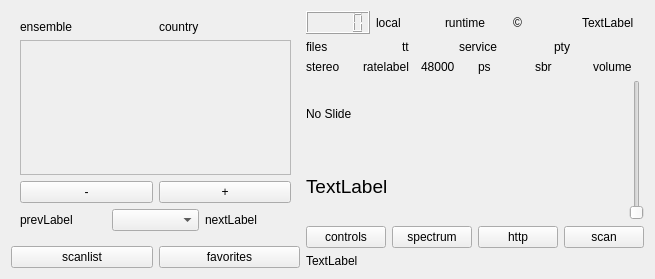
First picture: the form in qt-dab-RC/forms-v7/dabradio-6.ui, repository JvanKatwijk/qt-dab, before the edit.
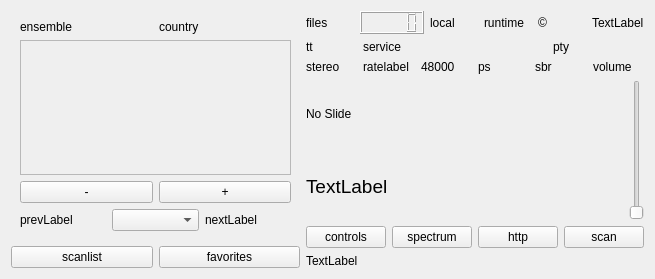
Second picture: the form after the edit. Custom widgets are drawn as their Qt base class.

Commit message: char* to long string in W

What changed in the file:
```diff
--- a/qt-dab-RC/forms-v7/dabradio-6.ui
+++ b/qt-dab-RC/forms-v7/dabradio-6.ui
@@ -151,6 +151,16 @@
     <layout class="QVBoxLayout" name="verticalLayout_4">
      <item>
       <layout class="QHBoxLayout" name="horizontalLayout_6">
+       <item>
+        <widget class="clickablelabel" name="folder_shower">
+         <property name="toolTip">
+          <string>&lt;html&gt;&lt;head/&gt;&lt;body&gt;&lt;p&gt;Touching this icon insrtructs the software to start a shell and run the explorer (or the Linux equivalent)  showing the folder/directory where Qt-DAB stores its files&lt;/p&gt;&lt;p&gt;&lt;br/&gt;&lt;/p&gt;&lt;/body&gt;&lt;/html&gt;</string>
+         </property>
+         <property name="text">
+          <string>files</string>
+         </property>
+        </widget>
+       </item>
        <item>
         <widget class="QLCDNumber" name="stillMuting"/>
        </item>
@@ -195,16 +205,6 @@
      </item>
      <item>
       <layout class="QHBoxLayout" name="horizontalLayout_3">
-       <item>
-        <widget class="clickablelabel" name="folder_shower">
-         <property name="toolTip">
-          <string>&lt;html&gt;&lt;head/&gt;&lt;body&gt;&lt;p&gt;Touching this icon insrtructs the software to start a shell and run the explorer (or the Linux equivalent)  showing the folder/directory where Qt-DAB stores its files&lt;/p&gt;&lt;p&gt;&lt;br/&gt;&lt;/p&gt;&lt;/body&gt;&lt;/html&gt;</string>
-         </property>
-         <property name="text">
-          <string>files</string>
-         </property>
-        </widget>
-       </item>
        <item>
         <widget class="clickablelabel" name="serviceButton">
          <property name="maximumSize">
```
The commit also changes 1 other file.
